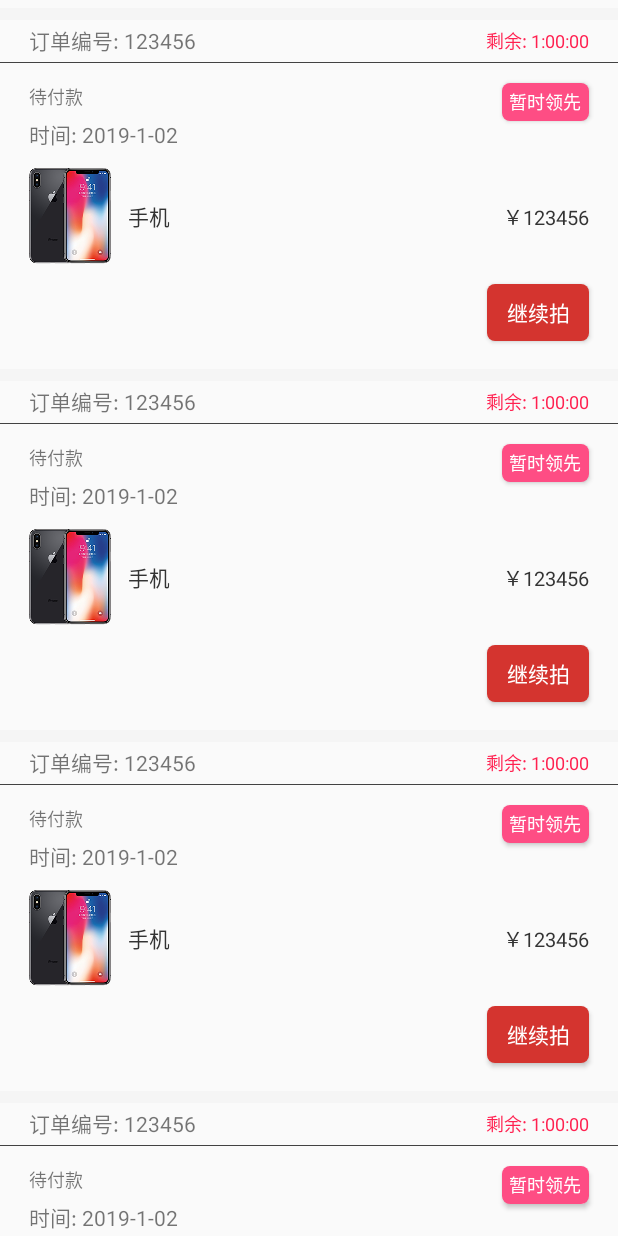
After one commit to oyh119/lepaikt, an Android app: the fragment OrderCommonFragment shown on its own in the app's theme, on a phone screen of 412 x 824 dp. The commit adds this screen. Run offline under Robolectric (Android 15) with nearby library versions, the phone set to English and light mode, and no system bars.

Commit message:
source commit

```diff
--- a/app/src/main/AndroidManifest.xml
+++ b/app/src/main/AndroidManifest.xml
@@ -21,12 +21,10 @@
                 <category android:name="android.intent.category.LAUNCHER" />
             </intent-filter>
         </activity>
-        <activity
-            android:name=".business.activity.LoginActivity"
-            android:launchMode="singleTask" />
         <activity android:name=".business.activity.RegisterActivity" />
         <activity android:name=".business.activity.HomePageActivity" />
-        <activity android:name=".business.activity.ProductIsAuctionDetailActivity"></activity>
+        <activity android:name=".business.activity.ProductIsAuctionDetailActivity" />
+        <activity android:name=".business.activity.OrderMainActivity"/>
     </application>
 
 </manifest>
--- /dev/null
+++ b/app/src/main/java/com/leatien/lepaikt/adapter/OrderIsAuctionDetailAdapter.kt
@@ -0,0 +1,51 @@
+package com.leatien.lepaikt.adapter
+
+import android.annotation.SuppressLint
+import android.content.Context
+import android.support.v7.widget.RecyclerView
+import android.view.LayoutInflater
+import android.view.View
+import android.view.ViewGroup
+import android.widget.Button
+import android.widget.ImageView
+import android.widget.TextView
+import com.leatien.lepaikt.R
+import com.leatien.lepaikt.common.functions.Action1
+import kotlinx.android.synthetic.main.item_is_auction_view.view.*
+
+class OrderIsAuctionDetailAdapter(val context: Context, private var callBack:Action1<Long>) : RecyclerView.Adapter<RecyclerView.ViewHolder>() {
+    override fun onCreateViewHolder(p0: ViewGroup, p1: Int): RecyclerView.ViewHolder {
+        return ViewHolder(LayoutInflater.from(context).inflate(R.layout.item_is_auction_view,p0,false))
+    }
+
+    override fun getItemCount(): Int {
+        return 5
+    }
+
+    @SuppressLint("SetTextI18n")
+    override fun onBindViewHolder(p0: RecyclerView.ViewHolder, p1: Int) {
+        (p0 as ViewHolder).orderNum.text = "订单编号: 123456"
+        p0.resetTime.text = "剩余: 1:00:00"
+        p0.orderStatus.text = "待付款"
+        p0.orderFlag.text = "暂时领先"
+        p0.createTimt.text = "时间: 2019-1-02"
+        p0.goodsName.text = "手机"
+        p0.goodsPrice.text = "￥123456"
+        p0.goPayment.setOnClickListener{
+            callBack.call(0L)
+        }
+    }
+
+    class ViewHolder(itemView: View) : RecyclerView.ViewHolder(itemView){
+        var orderNum:TextView = itemView.tv_order_num
+        var resetTime:TextView = itemView.tv_the_rest_time
+        var orderStatus:TextView = itemView.tv_order_status
+        var orderFlag:Button = itemView.btn_order_flag
+        var createTimt:TextView = itemView.tv_create_time
+        var goodsImg:ImageView = itemView.img_product_img
+        var goodsName:TextView = itemView.tv_product_name
+        var goodsPrice:TextView = itemView.tv_product_price
+        var goPayment:Button = itemView.btn_go_payment
+    }
+
+}
--- a/app/src/main/java/com/leatien/lepaikt/business/activity/InitActivityBuilder.kt
+++ b/app/src/main/java/com/leatien/lepaikt/business/activity/InitActivityBuilder.kt
@@ -20,4 +20,7 @@ abstract class InitActivityBuilder {
     @ContributesAndroidInjector(modules = [(ProductIsAuctionDetailModule::class)])
     abstract fun contributeProductIsAuctionDetailActivity() : ProductIsAuctionDetailActivity
 
+    @ContributesAndroidInjector(modules = [(OrderMainModule::class)])
+    abstract fun contributeOrderMainActivity() : OrderMainActivity
+
 }
--- a/app/src/main/java/com/leatien/lepaikt/business/activity/ProductIsAuctionDetailActivity.kt
+++ b/app/src/main/java/com/leatien/lepaikt/business/activity/ProductIsAuctionDetailActivity.kt
@@ -70,7 +70,7 @@ class ProductIsAuctionDetailActivity : BaseMvpActivity(), ProductIsAuctionDetail
      * @param view 指定的view
      * @return 是否显示
      */
-    fun isViewCovered(view: View): Boolean {
+    private fun isViewCovered(view: View): Boolean {
         var currentView = view
 
         val currentViewRect = Rect()
@@ -105,8 +105,7 @@ class ProductIsAuctionDetailActivity : BaseMvpActivity(), ProductIsAuctionDetail
     }
 
     private fun indexOfViewInParent(view: View, parent: ViewGroup): Int {
-        var index: Int
-        index = 0
+        var index = 0
         while (index < parent.childCount) {
             if (parent.getChildAt(index) === view)
                 break
--- /dev/null
+++ b/app/src/main/java/com/leatien/lepaikt/business/fragment/OrderCommonFragment.kt
@@ -0,0 +1,40 @@
+package com.leatien.lepaikt.business.fragment
+
+import android.os.Bundle
+import android.support.v4.app.Fragment
+import android.support.v7.widget.LinearLayoutManager
+import android.view.LayoutInflater
+import android.view.View
+import android.view.ViewGroup
+
+import com.leatien.lepaikt.R
+import com.leatien.lepaikt.adapter.OrderIsAuctionDetailAdapter
+import com.leatien.lepaikt.common.functions.Action1
+import com.leatien.lepaikt.common.logd
+import kotlinx.android.synthetic.main.fragment_order_common.view.*
+
+/**
+ * Created by oyh on 2019/1/2
+ */
+class OrderCommonFragment : Fragment() {
+
+    override fun onCreateView(inflater: LayoutInflater, container: ViewGroup?,
+                              savedInstanceState: Bundle?): View? {
+       val view = inflater.inflate(R.layout.fragment_order_common, container, false)
+        initData(view)
+        return view
+    }
+
+    private fun initData(view: View) {
+        view.orderDetailRcy.layoutManager = LinearLayoutManager(activity,LinearLayoutManager.VERTICAL,false)
+        view.orderDetailRcy.adapter = OrderIsAuctionDetailAdapter(activity!!, Action1 {
+            logd { "付款" }
+        })
+
+    }
+
+    companion object {
+        @JvmStatic
+        fun newInstance() = OrderCommonFragment()
+    }
+}
--- a/app/src/main/res/layout/activity_home_page.xml
+++ b/app/src/main/res/layout/activity_home_page.xml
@@ -145,7 +145,7 @@
         android:layout_height="wrap_content">
 
         <com.leatien.lepaikt.customview.BaseBottomView
-            android:id="@+id/base_bt_view"
+            android:id="@+id/bottomView"
             app:firstSelectIcon="@mipmap/ico_home_unselect"
             app:firstUnSelectIcon="@mipmap/ico_home_select"
             app:secondSelectIcon="@mipmap/ico_speech_unselect"
--- /dev/null
+++ b/app/src/main/res/layout/fragment_order_common.xml
@@ -0,0 +1,9 @@
+<?xml version="1.0" encoding="utf-8"?>
+<android.support.v7.widget.RecyclerView xmlns:android="http://schemas.android.com/apk/res/android"
+    xmlns:tools="http://schemas.android.com/tools"
+    android:id="@+id/orderDetailRcy"
+    android:layout_width="match_parent"
+    android:layout_height="match_parent"
+    tools:context=".business.fragment.OrderCommonFragment">
+
+</android.support.v7.widget.RecyclerView>
--- /dev/null
+++ b/app/src/main/res/layout/item_is_auction_view.xml
@@ -0,0 +1,128 @@
+<?xml version="1.0" encoding="utf-8"?>
+<android.support.constraint.ConstraintLayout xmlns:android="http://schemas.android.com/apk/res/android"
+    xmlns:tools="http://schemas.android.com/tools"
+    xmlns:app="http://schemas.android.com/apk/res-auto"
+    android:orientation="vertical"
+    android:layout_width="match_parent"
+    android:layout_height="wrap_content">
+    <View
+        android:id="@+id/view_base_line"
+        app:layout_constraintTop_toTopOf="parent"
+        android:layout_marginTop="5dp"
+        android:background="@color/f5f5f5"
+        android:layout_width="match_parent"
+        android:layout_height="8dp"/>
+        <TextView
+            android:id="@+id/tv_the_rest_time"
+            app:layout_constraintRight_toRightOf="parent"
+            app:layout_constraintTop_toBottomOf="@+id/view_base_line"
+            android:gravity="center_vertical"
+            android:textColor="@color/ff2150"
+            android:includeFontPadding="false"
+            android:layout_marginRight="19dp"
+            android:textSize="12sp"
+            tools:text="剩余 1:00:00"
+            android:layout_width="wrap_content"
+            android:layout_height="28dp" />
+        <TextView
+            android:id="@+id/tv_order_num"
+            android:layout_marginLeft="19dp"
+            app:layout_constraintLeft_toLeftOf="parent"
+            android:gravity="center_vertical"
+            tools:text="订单编号 : 123456"
+            android:includeFontPadding="false"
+            app:layout_constraintTop_toBottomOf="@+id/view_base_line"
+            android:layout_width="wrap_content"
+            android:layout_height="28dp" />
+    <View
+        android:id="@+id/view_item_view"
+        app:layout_constraintTop_toBottomOf="@+id/tv_the_rest_time"
+        android:background="@color/c424242"
+        android:layout_width="match_parent"
+        android:layout_height="1px"/>
+    <TextView
+        android:id="@+id/tv_order_status"
+        app:layout_constraintLeft_toLeftOf="parent"
+        app:layout_constraintTop_toBottomOf="@+id/view_item_view"
+        android:includeFontPadding="false"
+        android:layout_marginTop="13dp"
+        android:layout_marginLeft="19dp"
+        android:layout_alignParentTop="true"
+        android:textSize="12sp"
+        tools:text="状态:  待付款"
+        android:layout_width="wrap_content"
+        android:layout_height="wrap_content" />
+    <TextView
+        android:id="@+id/tv_create_time"
+        app:layout_constraintLeft_toLeftOf="parent"
+        app:layout_constraintTop_toBottomOf="@+id/tv_order_status"
+        android:layout_marginTop="6dp"
+        android:includeFontPadding="false"
+        android:layout_marginLeft="19dp"
+        tools:text="时间: 2018-11-30"
+        android:layout_width="wrap_content"
+        android:layout_height="wrap_content" />
+    <Button
+        android:id="@+id/btn_order_flag"
+        app:layout_constraintRight_toRightOf="parent"
+        app:layout_constraintTop_toBottomOf="@+id/view_item_view"
+        android:textColor="@color/ffffff"
+        android:textSize="12sp"
+        android:text="@string/temp_lead"
+        android:background="@drawable/shape_tem_lead_btn_bg"
+        android:layout_marginTop="13dp"
+        android:layout_marginRight="19dp"
+        android:layout_width="58dp"
+        android:layout_height="25dp" />
+    <ImageView
+        android:id="@+id/img_product_img"
+        app:layout_constraintLeft_toLeftOf="parent"
+        app:layout_constraintTop_toBottomOf="@+id/tv_create_time"
+        android:layout_marginTop="12dp"
+        android:layout_marginLeft="19dp"
+        android:scaleType="centerCrop"
+        android:src="@mipmap/ico_payment_img"
+        android:layout_width="wrap_content"
+        android:layout_height="wrap_content" />
+    <TextView
+        android:id="@+id/tv_product_name"
+        app:layout_constraintBottom_toBottomOf="@+id/img_product_img"
+        app:layout_constraintTop_toTopOf="@+id/img_product_img"
+        app:layout_constraintLeft_toRightOf="@+id/img_product_img"
+        android:layout_marginLeft="11dp"
+        android:textColor="@color/c333333"
+        android:includeFontPadding="false"
+        tools:text="手机"
+        android:layout_width="wrap_content"
+        android:layout_height="wrap_content" />
+    <TextView
+        android:id="@+id/tv_product_price"
+        android:textSize="13sp"
+        android:layout_marginRight="19dp"
+        app:layout_constraintTop_toTopOf="@+id/img_product_img"
+        app:layout_constraintBottom_toBottomOf="@+id/img_product_img"
+        app:layout_constraintRight_toRightOf="parent"
+        android:textColor="@color/c333333"
+        android:includeFontPadding="false"
+        tools:text="￥ 10000"
+        android:layout_gravity="center_vertical"
+        android:layout_width="wrap_content"
+        android:layout_height="wrap_content" />
+
+    <Button
+        android:id="@+id/btn_go_payment"
+        android:layout_marginRight="19dp"
+        android:layout_marginBottom="13dp"
+        app:layout_constraintBottom_toBottomOf="parent"
+        app:layout_constraintTop_toBottomOf="@+id/img_product_img"
+        app:layout_constraintRight_toRightOf="parent"
+        android:textColor="@color/ffffff"
+        android:textSize="14sp"
+        android:layout_marginTop="13dp"
+        android:text="@string/continue_auction"
+        android:background="@drawable/shape_login_btn_bg"
+        android:layout_gravity="center_vertical"
+        android:layout_width="68dp"
+        android:layout_height="38dp" />
+
+</android.support.constraint.ConstraintLayout>
```
Also changed, not shown: app/src/main/java/com/leatien/lepaikt/bean/TabEntity.java (added, +30 -0 lines), app/src/main/java/com/leatien/lepaikt/business/activity/HomePageActivity.kt (+7 -1 lines), app/src/main/java/com/leatien/lepaikt/business/activity/OrderMainActivity.kt (added, +79 -0 lines), app/src/main/java/com/leatien/lepaikt/business/activity/OrderMainContract.kt (added, +14 -0 lines), app/src/main/java/com/leatien/lepaikt/business/activity/OrderMainModule.kt (added, +17 -0 lines), app/src/main/java/com/leatien/lepaikt/business/activity/OrderMainPresenter.kt (added, +31 -0 lines), app/src/main/res/layout/activity_order_main.xml (added, +51 -0 lines).
